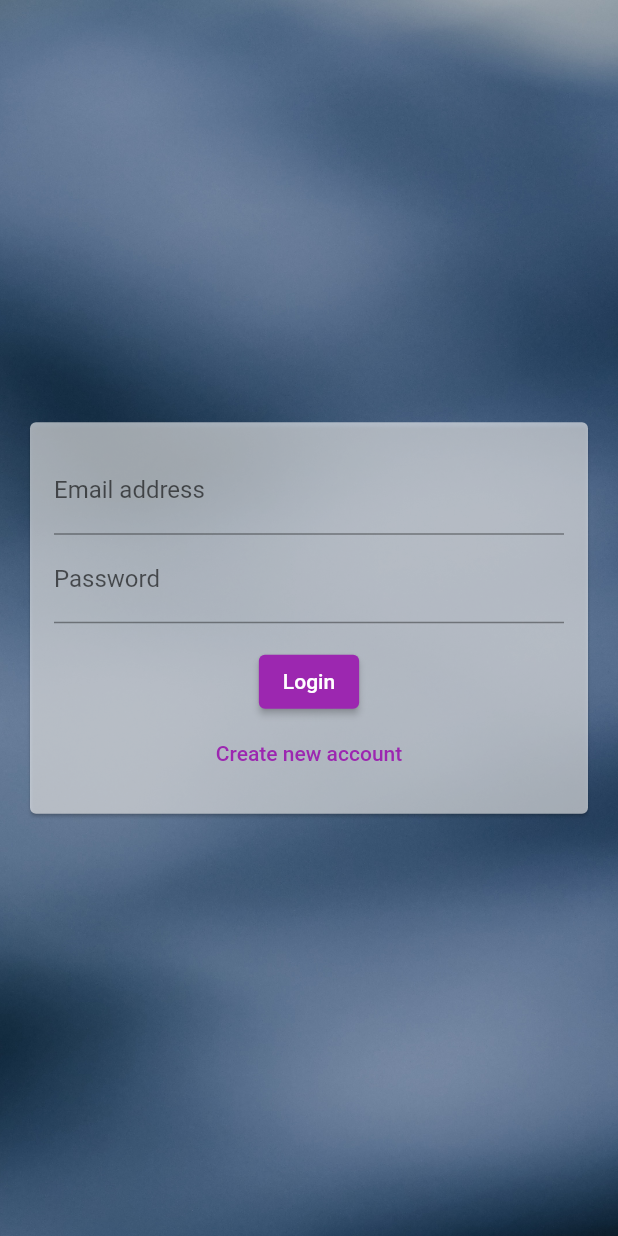
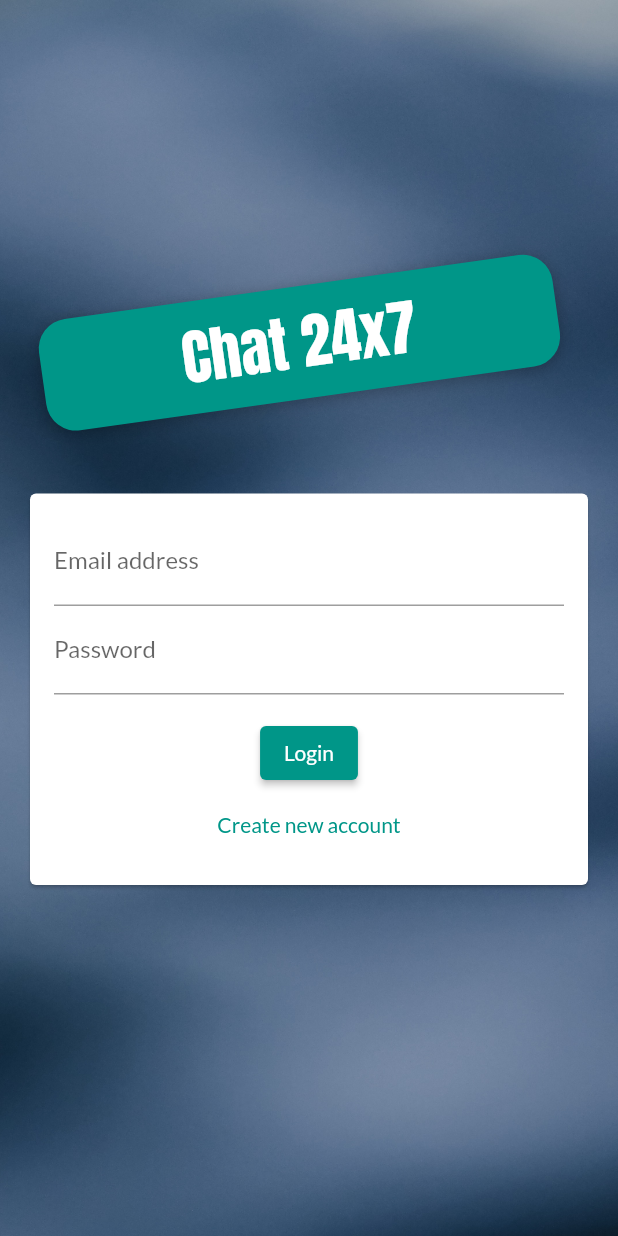
Before and after one commit to anshul19912/chat_app, a Flutter app: the screen it shows after launch, on a phone screen of 412 x 824 dp. Run offline on Flutter 3.47's test engine with Material 2 defaults, Android fonts, the phone set to English and light mode, and no system bars; our stand-ins replace cloud_firestore, firebase_auth, firebase_core, firebase_storage, image_picker; accounts and stored records are empty.

Commit message:
final commit

```diff
--- a/lib/main.dart
+++ b/lib/main.dart
@@ -18,8 +18,9 @@ class MyApp extends StatelessWidget {
         builder: (context, appSnapshot) {
           return MaterialApp(
             theme: ThemeData(
-                primarySwatch: Colors.purple,
-                accentColor: Colors.blue,
+                primarySwatch: Colors.teal,
+                accentColor: Colors.blueGrey,
+                fontFamily: 'Lato',
                 accentColorBrightness: Brightness.dark,
                 buttonTheme: ButtonTheme.of(context).copyWith(
                     buttonColor: Colors.orange,
--- /dev/null
+++ b/lib/models/http_exception.dart
@@ -0,0 +1,11 @@
+class HttpException implements Exception {
+  final String message;
+
+  HttpException(this.message);
+
+  @override
+  String toString() {
+    return message;
+    // return super.toString(); // Instance of HttpException
+  }
+}
--- a/lib/screens/auth_screen.dart
+++ b/lib/screens/auth_screen.dart
@@ -1,4 +1,5 @@
 import 'dart:io';
+import 'dart:math';
 
 import 'package:chat_app/widgets/auth/auth_form.dart';
 import 'package:firebase_auth/firebase_auth.dart';
@@ -47,7 +48,7 @@ class _AuthScreenState extends State<AuthScreen> {
           .collection('users')
           .doc(authResult.user!.uid)
           .set({'username': username, 'email': email, 'image_url': url});
-    } on PlatformException catch (e) {
+    } on FirebaseAuthException catch (e) {
       var message = 'An error occured, please check your credentials';
 
       if (e.message != null) {
@@ -65,19 +66,57 @@ class _AuthScreenState extends State<AuthScreen> {
 
   @override
   Widget build(BuildContext context) {
-    return Container(
+    return Scaffold(
+        backgroundColor: Colors.transparent,
+        body: Stack(children: [
+          Container(
             decoration: BoxDecoration(
               image: DecorationImage(
                 image: AssetImage("assets/images/image1.jpg"),
                 fit: BoxFit.cover,
-    ),),
-      child: Scaffold(
-        backgroundColor: Colors.transparent,
-        body: AuthForm(
+              ),
+            ),
+          ),
+          SingleChildScrollView(
+              child: Container(
+                  height: MediaQuery.of(context).size.height,
+                  width: MediaQuery.of(context).size.width,
+                  child: Column(
+                      mainAxisAlignment: MainAxisAlignment.center,
+                      crossAxisAlignment: CrossAxisAlignment.center,
+                      children: <Widget>[
+                        Container(
+                          margin: EdgeInsets.only(bottom: 20.0),
+                          padding: EdgeInsets.symmetric(
+                              vertical: 8.0, horizontal: 94.0),
+                          transform: Matrix4.rotationZ(-8 * pi / 180)
+                            ..translate(-10.0), // used to rotate container
+                          decoration: BoxDecoration(
+                            borderRadius: BorderRadius.circular(20),
+                            color: Colors.teal,
+                            boxShadow: [
+                              BoxShadow(
+                                blurRadius: 8,
+                                color: Colors.black26,
+                                offset: Offset(0, 2),
+                              )
+                            ],
+                          ),
+                          child: Text(
+                            'Chat 24x7',
+                            style: TextStyle(
+                              color: Colors.white,
+                              fontSize: 40,
+                              fontFamily: 'Anton',
+                              fontWeight: FontWeight.normal,
+                            ),
+                          ),
+                        ),
+                        AuthForm(
                           submitFn: _submitAuthForm,
                           isLoading: isLoading,
                         ),
-      ),
-    );
+                      ]))),
+        ]));
   }
 }
--- a/lib/widgets/auth/auth_form.dart
+++ b/lib/widgets/auth/auth_form.dart
@@ -1,6 +1,9 @@
+import 'dart:developer';
 import 'dart:io';
 
+import 'package:chat_app/models/http_exception.dart';
 import 'package:chat_app/widgets/pickers/user_image_picker.dart';
+import 'package:firebase_auth/firebase_auth.dart';
 import 'package:flutter/material.dart';
 
 class AuthForm extends StatefulWidget {
@@ -35,8 +38,10 @@ class _AuthFormState extends State<AuthForm>
         backgroundColor: Theme.of(context).errorColor,
       ));
     }
+
     if (isValid) {
       _formKey.currentState!.save();
+
       widget.submitFn(
           _emailController.text.trim(), // to remove extra wide spaces
           _passwordController.text.trim(),
@@ -51,7 +56,7 @@ class _AuthFormState extends State<AuthForm>
   Widget build(BuildContext context) {
     return Center(
       child: Card(
-        color: Colors.white60,
+        color: Colors.white,
         margin: EdgeInsets.all(20),
         child: SingleChildScrollView(
             child: Padding(
```
Also changed, not shown: pubspec.yaml (+9 -11 lines), assets/fonts/Anton-Regular.ttf (added), assets/fonts/Lato-Bold.ttf (added), assets/fonts/Lato-Regular.ttf (added), 1 other file. Lines whose indentation alone changed are shown as unchanged.
